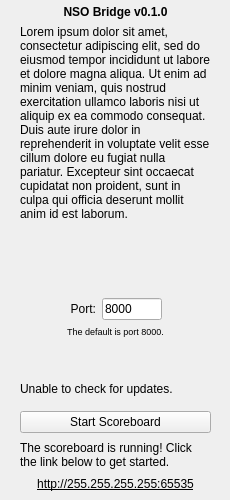
Before: the Qt Designer form NSOBridge.ui in someweisguy/NSOBridge, drawn with Qt 5.
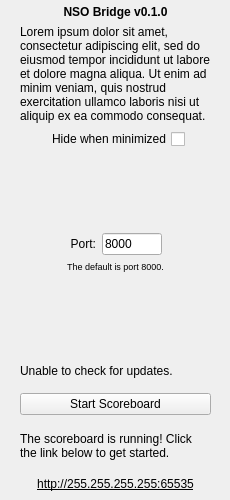
After: the same form once the commit is applied.

Diff of the .ui file:
```diff
--- a/NSOBridge.ui
+++ b/NSOBridge.ui
@@ -92,7 +92,7 @@
          </size>
         </property>
         <property name="text">
-         <string>Lorem ipsum dolor sit amet, consectetur adipiscing elit, sed do eiusmod tempor incididunt ut labore et dolore magna aliqua. Ut enim ad minim veniam, quis nostrud exercitation ullamco laboris nisi ut aliquip ex ea commodo consequat. Duis aute irure dolor in reprehenderit in voluptate velit esse cillum dolore eu fugiat nulla pariatur. Excepteur sint occaecat cupidatat non proident, sunt in culpa qui officia deserunt mollit anim id est laborum.</string>
+         <string>Lorem ipsum dolor sit amet, consectetur adipiscing elit, sed do eiusmod tempor incididunt ut labore et dolore magna aliqua. Ut enim ad minim veniam, quis nostrud exercitation ullamco laboris nisi ut aliquip ex ea commodo consequat. </string>
         </property>
         <property name="wordWrap">
          <bool>true</bool>
@@ -102,17 +102,60 @@
      </layout>
     </item>
     <item>
-     <spacer name="topSpacer">
+     <layout class="QGridLayout" name="hideLayout">
+      <item row="0" column="2">
+       <spacer name="hideRightSpacer">
+        <property name="orientation">
+         <enum>Qt::Horizontal</enum>
+        </property>
+        <property name="sizeType">
+         <enum>QSizePolicy::Expanding</enum>
+        </property>
+        <property name="sizeHint" stdset="0">
+         <size>
+          <width>40</width>
+          <height>20</height>
+         </size>
+        </property>
+       </spacer>
+      </item>
+      <item row="0" column="1">
+       <widget class="QCheckBox" name="hideCheckBox">
+        <property name="layoutDirection">
+         <enum>Qt::RightToLeft</enum>
+        </property>
+        <property name="text">
+         <string>Hide when minimized</string>
+        </property>
+       </widget>
+      </item>
+      <item row="0" column="0">
+       <spacer name="hideLeftSpacer">
+        <property name="orientation">
+         <enum>Qt::Horizontal</enum>
+        </property>
+        <property name="sizeType">
+         <enum>QSizePolicy::Expanding</enum>
+        </property>
+        <property name="sizeHint" stdset="0">
+         <size>
+          <width>40</width>
+          <height>20</height>
+         </size>
+        </property>
+       </spacer>
+      </item>
+     </layout>
+    </item>
+    <item>
+     <spacer name="verticalSpacer">
       <property name="orientation">
        <enum>Qt::Vertical</enum>
       </property>
-      <property name="sizeType">
-       <enum>QSizePolicy::MinimumExpanding</enum>
-      </property>
       <property name="sizeHint" stdset="0">
        <size>
         <width>20</width>
-        <height>0</height>
+        <height>40</height>
        </size>
       </property>
      </spacer>
@@ -197,7 +240,7 @@
        <enum>Qt::Vertical</enum>
       </property>
       <property name="sizeType">
-       <enum>QSizePolicy::Preferred</enum>
+       <enum>QSizePolicy::Expanding</enum>
       </property>
       <property name="sizeHint" stdset="0">
        <size>
@@ -244,13 +287,13 @@
       <property name="minimumSize">
        <size>
         <width>0</width>
-        <height>32</height>
+        <height>50</height>
        </size>
       </property>
       <property name="maximumSize">
        <size>
         <width>16777215</width>
-        <height>32</height>
+        <height>64</height>
        </size>
       </property>
       <property name="text">
```
